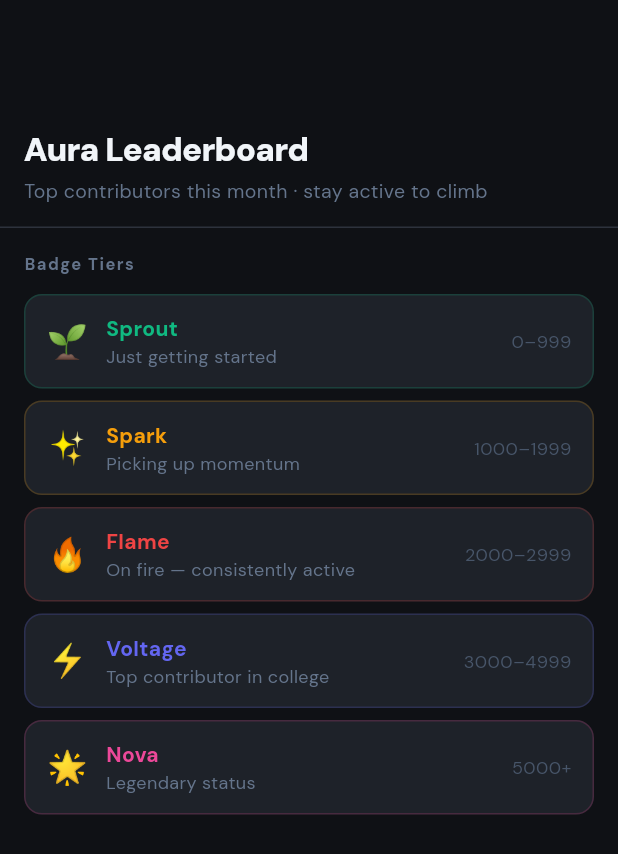
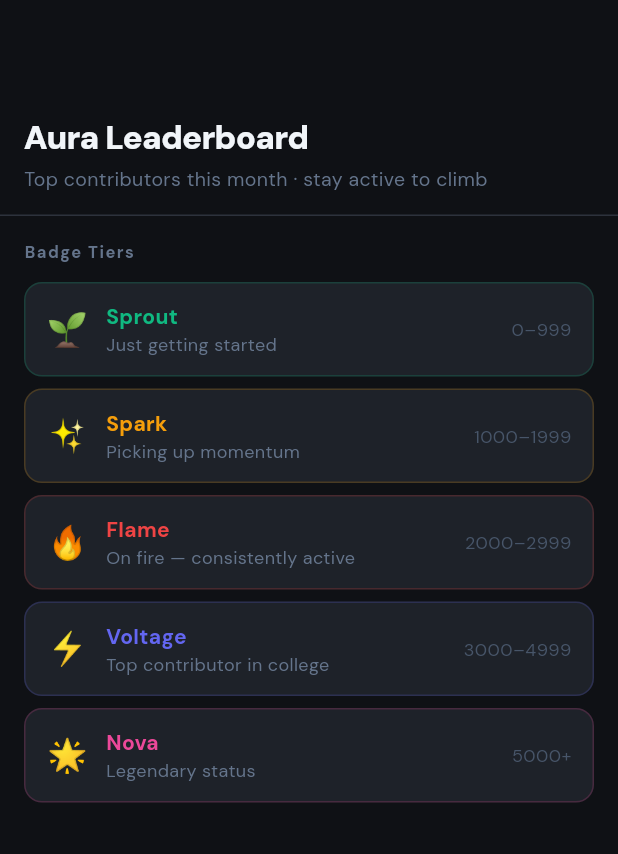
Before and after one commit to devspace-dev/Devspace, a Flutter app: the AuraBoardScreen widget shown alone on an empty page, opened directly, on a phone screen of 412 x 824 dp. Shown: the top 854 px of the screen. Run offline on Flutter 3.47's test engine with Material 3 defaults, Android fonts, the phone set to English and light mode, and no system bars; our stand-ins replace cached_network_image, flutter_local_notifications, google_fonts, image_picker, supabase_flutter, timeago; accounts and stored records are empty; network calls fail.

Commit message:
fix: restore correct top spacing under app bar

```diff
--- a/lib/screens/aura_board_screen.dart
+++ b/lib/screens/aura_board_screen.dart
@@ -14,10 +14,10 @@ class AuraBoardScreen extends StatelessWidget {
   Widget build(BuildContext context) {
     final ranked  = context.watch<UsersProvider>().leaderboard;
     final medals  = ['🥇', '🥈', '🥉'];
-    const double topInset = kToolbarHeight + 8;
+    final topInset = MediaQuery.of(context).padding.top + kToolbarHeight;
 
     return ListView(
-      padding: const EdgeInsets.fromLTRB(0, topInset, 0, 100),
+      padding: EdgeInsets.fromLTRB(0, topInset, 0, 100),
       children: [
         // Header
         Container(
--- a/lib/screens/people_screen.dart
+++ b/lib/screens/people_screen.dart
@@ -28,7 +28,7 @@ class _PeopleScreenState extends State<PeopleScreen> {
   @override
   Widget build(BuildContext context) {
     final usersP = context.watch<UsersProvider>();
-    const double topInset = kToolbarHeight + 8;
+    final topInset = MediaQuery.of(context).padding.top + kToolbarHeight;
     var users = usersP.search(_query);
     if (_branch != 'All') {
       users = users.where((u) => u.branch == _branch).toList();
@@ -37,7 +37,7 @@ class _PeopleScreenState extends State<PeopleScreen> {
 
     return Column(
       children: [
-        const SizedBox(height: topInset),
+        SizedBox(height: topInset),
         // Search bar
         Container(
           padding: const EdgeInsets.all(14),
--- a/lib/screens/qa_screen.dart
+++ b/lib/screens/qa_screen.dart
@@ -234,16 +234,16 @@ class _QAScreenState extends State<QAScreen> {
     final usersP = context.watch<UsersProvider>();
     final currentUser = context.read<AuthProvider>().currentUser;
     final questions = questionsP.questions;
-    const double topInset = kToolbarHeight + 8;
+    final topInset = MediaQuery.of(context).padding.top + kToolbarHeight;
 
     return RefreshIndicator(
       color: AppColors.primary,
       backgroundColor: AppColors.bg2,
       onRefresh: questionsP.refreshQuestions,
-      edgeOffset: kToolbarHeight,
+      edgeOffset: topInset,
       child: CustomScrollView(
         slivers: [
-          const SliverToBoxAdapter(
+          SliverToBoxAdapter(
             child: SizedBox(
               height: topInset,
             ),
```
Also changed, not shown: lib/screens/home_screen.dart (+5 -5 lines).
